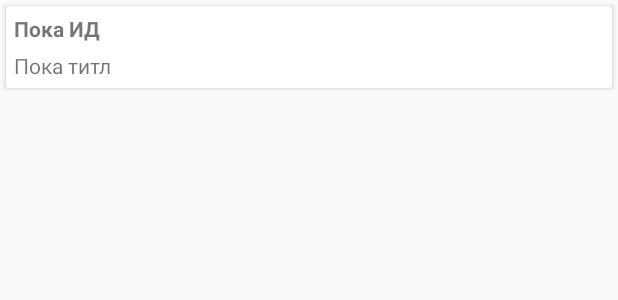
After one commit to Nick-sib/RedSoft_test_task, an Android app: the layout item_product.xml on its own in the app's theme, with its tools: preview values and no code run, on a phone screen of 412 x 824 dp. The commit adds this screen. Shown: the top 300 px of the screen. Run offline under Robolectric (Android 15) with nearby library versions, the phone set to English and light mode, and no system bars.

Commit message:
Loading and show json products data плюс только намётки архитектуры

```diff
--- /dev/null
+++ b/app/src/main/res/layout/item_product.xml
@@ -0,0 +1,33 @@
+<?xml version="1.0" encoding="utf-8"?>
+<androidx.cardview.widget.CardView
+    xmlns:android="http://schemas.android.com/apk/res/android"
+    xmlns:tools="http://schemas.android.com/tools"
+    android:layout_width="match_parent"
+    android:layout_height="wrap_content"
+    android:layout_margin="4dp">
+
+    <LinearLayout
+        android:layout_width="match_parent"
+        android:layout_height="wrap_content"
+        android:orientation="vertical">
+
+        <TextView
+            android:id="@+id/tv_title"
+            android:layout_width="wrap_content"
+            android:layout_height="wrap_content"
+            android:textStyle="bold"
+            android:layout_marginTop="@dimen/def_margin"
+            android:layout_marginStart="@dimen/def_margin"
+            android:layout_marginEnd="@dimen/def_margin"
+            tools:text="Пока ИД"/>
+
+        <TextView
+            android:id="@+id/tv_text"
+            android:layout_width="match_parent"
+            android:layout_height="wrap_content"
+            android:layout_margin="@dimen/def_margin"
+            tools:text="Пока титл"/>
+
+    </LinearLayout>
+
+</androidx.cardview.widget.CardView>
--- /dev/null
+++ b/app/src/main/res/values/dimens.xml
@@ -0,0 +1,4 @@
+<?xml version="1.0" encoding="utf-8"?>
+<resources>
+    <dimen name="def_margin">5dp</dimen>
+</resources>
--- a/build.gradle
+++ b/build.gradle
@@ -1,6 +1,9 @@
 // Top-level build file where you can add configuration options common to all sub-projects/modules.
 buildscript {
-    ext.kotlin_version = "1.4.10"
+    ext{
+        kotlin_version = '1.4.10'
+        coroutines_version = '1.2.1'
+    }
     repositories {
         google()
         jcenter()
```
Also changed, not shown: app/build.gradle (+12 -3 lines), app/src/main/java/com/nickolay/redsofttesttask/MainActivity.kt (+27 -3 lines), app/src/main/java/com/nickolay/redsofttesttask/MainViewModel.kt (added, +27 -0 lines), app/src/main/java/com/nickolay/redsofttesttask/data/provider/ThreadProvider.kt (+8 -6 lines), app/src/main/java/com/nickolay/redsofttesttask/ui/ProductsRVAdapter.kt (added, +38 -0 lines), app/src/main/res/layout/activity_main.xml (+6 -9 lines).
